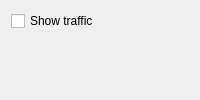
First picture: the form in gui/appearanceoptionpage.ui, repository Martchus/syncthingtray, before the edit.
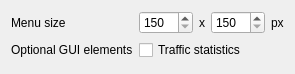
Second picture: the form after the edit. Icons and pictures are not drawn.

Diff of the .ui file:
```diff
--- a/gui/appearanceoptionpage.ui
+++ b/gui/appearanceoptionpage.ui
@@ -2,29 +2,85 @@
 <ui version="4.0">
  <class>QtGui::AppearanceOptionPage</class>
  <widget class="QWidget" name="QtGui::AppearanceOptionPage">
+  <property name="geometry">
+   <rect>
+    <x>0</x>
+    <y>0</y>
+    <width>283</width>
+    <height>74</height>
+   </rect>
+  </property>
   <property name="windowTitle">
    <string>Appearance</string>
   </property>
-  <layout class="QVBoxLayout" name="verticalLayout">
-   <item>
+  <property name="windowIcon">
+   <iconset theme="preferences-desktop"/>
+  </property>
+  <layout class="QFormLayout" name="formLayout">
+   <item row="0" column="0">
+    <widget class="QLabel" name="sizeLabel">
+     <property name="text">
+      <string>Menu size</string>
+     </property>
+    </widget>
+   </item>
+   <item row="2" column="0">
+    <widget class="QLabel" name="guiElementsLabel">
+     <property name="text">
+      <string>Optional GUI elements</string>
+     </property>
+    </widget>
+   </item>
+   <item row="2" column="1">
     <widget class="QCheckBox" name="showTrafficCheckBox">
      <property name="text">
-      <string>Show traffic</string>
+      <string>Traffic statistics</string>
      </property>
     </widget>
    </item>
-   <item>
-    <spacer name="verticalSpacer">
-     <property name="orientation">
-      <enum>Qt::Vertical</enum>
-     </property>
-     <property name="sizeHint" stdset="0">
-      <size>
-       <width>20</width>
-       <height>40</height>
-      </size>
-     </property>
-    </spacer>
+   <item row="0" column="1">
+    <layout class="QHBoxLayout" name="horizontalLayout">
+     <item>
+      <widget class="QSpinBox" name="widthSpinBox">
+       <property name="minimum">
+        <number>150</number>
+       </property>
+       <property name="maximum">
+        <number>1000</number>
+       </property>
+      </widget>
+     </item>
+     <item>
+      <widget class="QLabel" name="sizeTimesLabel">
+       <property name="text">
+        <string>x</string>
+       </property>
+       <property name="textFormat">
+        <enum>Qt::PlainText</enum>
+       </property>
+      </widget>
+     </item>
+     <item>
+      <widget class="QSpinBox" name="heightSpinBox">
+       <property name="minimum">
+        <number>150</number>
+       </property>
+       <property name="maximum">
+        <number>1000</number>
+       </property>
+      </widget>
+     </item>
+     <item>
+      <widget class="QLabel" name="sizePxLabel">
+       <property name="text">
+        <string>px</string>
+       </property>
+       <property name="textFormat">
+        <enum>Qt::PlainText</enum>
+       </property>
+      </widget>
+     </item>
+    </layout>
    </item>
   </layout>
  </widget>
```
